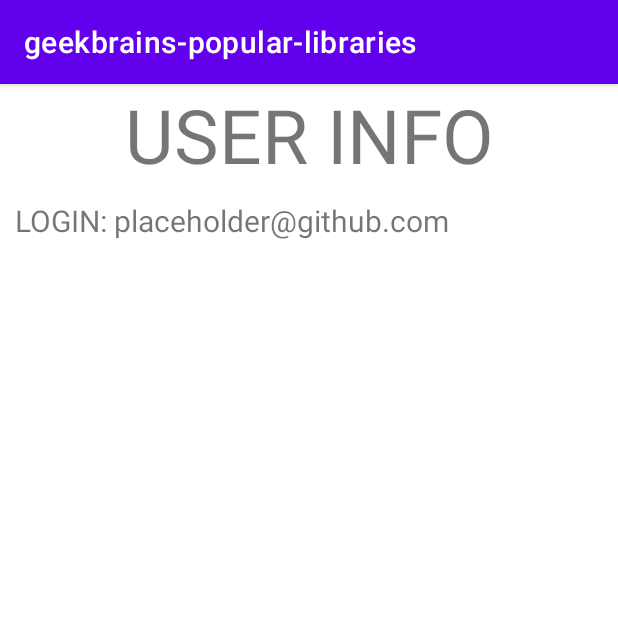
After one commit to GrishaninViacheslav/geekbrains-popular-libraries, an Android app: the fragment UserFragment placed in its activity, on a phone screen of 412 x 824 dp, the top half of it. The commit adds this screen. Run offline under Robolectric (Android 15) with nearby library versions, the phone set to English and light mode, and no system bars; libraries missing offline, so code that uses them is left out: com.github.terrakok.cicerone, moxy.ktx.moxyPresenter; 1 statement that could not run was skipped.

Commit message:
Решение задания урока 2

```diff
--- a/app/build.gradle
+++ b/app/build.gradle
@@ -47,6 +47,7 @@ dependencies {
     implementation 'androidx.constraintlayout:constraintlayout:2.0.4'
     implementation 'androidx.recyclerview:recyclerview:1.1.0'
     implementation "com.github.moxy-community:moxy:2.1.2"
+    implementation 'androidx.legacy:legacy-support-v4:1.0.0'
     kapt "com.github.moxy-community:moxy-compiler:2.1.2"
     implementation "com.github.moxy-community:moxy-ktx:2.1.2"
     implementation "com.github.moxy-community:moxy-androidx:2.1.2"
--- a/app/src/main/java/geekbrains/slava_5655380/App.kt
+++ b/app/src/main/java/geekbrains/slava_5655380/App.kt
@@ -9,7 +9,6 @@ class App : Application() {
         lateinit var instance: App
     }
 
-    //Временно до даггера положим это тут
     private val cicerone: Cicerone<Router> by lazy {
         Cicerone.create()
     }
--- a/app/src/main/java/geekbrains/slava_5655380/domain/models/githubusers/GithubUsersRepo.kt
+++ b/app/src/main/java/geekbrains/slava_5655380/domain/models/githubusers/GithubUsersRepo.kt
@@ -12,4 +12,8 @@ class GithubUsersRepo {
     fun getUsers(): List<GithubUser> {
         return repositories
     }
+
+    fun getUser(id: String): GithubUser{
+        return repositories.first { user -> user.login == id }
+    }
 }
--- a/app/src/main/java/geekbrains/slava_5655380/ui/presenters/main/MainPresenter.kt
+++ b/app/src/main/java/geekbrains/slava_5655380/ui/presenters/main/MainPresenter.kt
@@ -1,15 +1,15 @@
 package geekbrains.slava_5655380.ui.presenters.main
 
 import com.github.terrakok.cicerone.Router
-import geekbrains.slava_5655380.ui.views.activity.IScreens
+import geekbrains.slava_5655380.ui.views.Screens
 import geekbrains.slava_5655380.ui.views.activity.MainView
 import moxy.MvpPresenter
 
-class MainPresenter(val router: Router, val screens: IScreens) : MvpPresenter<MainView>() {
+class MainPresenter(val router: Router) : MvpPresenter<MainView>() {
 
     override fun onFirstViewAttach() {
         super.onFirstViewAttach()
-        router.replaceScreen(screens.users())
+        router.replaceScreen(Screens.users())
     }
 
     fun backClicked() {
--- a/app/src/main/java/geekbrains/slava_5655380/ui/presenters/users/UsersPresenter.kt
+++ b/app/src/main/java/geekbrains/slava_5655380/ui/presenters/users/UsersPresenter.kt
@@ -3,6 +3,7 @@ package geekbrains.slava_5655380.ui.presenters.users
 import com.github.terrakok.cicerone.Router
 import geekbrains.slava_5655380.domain.models.githubusers.GithubUser
 import geekbrains.slava_5655380.domain.models.githubusers.GithubUsersRepo
+import geekbrains.slava_5655380.ui.views.Screens
 import geekbrains.slava_5655380.ui.views.fragments.users.adapter.UserItemView
 import geekbrains.slava_5655380.ui.views.fragments.users.UsersView
 import moxy.MvpPresenter
@@ -27,9 +28,9 @@ class UsersPresenter(val usersRepo: GithubUsersRepo, val router: Router) :
         super.onFirstViewAttach()
         viewState.init()
         loadData()
-
         usersListPresenter.itemClickListener = { itemView ->
-            //TODO: переход на экран пользователя c помощью router.navigateTo
+            val login = usersListPresenter.users[itemView.pos].login
+            router.navigateTo(Screens.user(login))
         }
     }
 
@@ -43,5 +44,4 @@ class UsersPresenter(val usersRepo: GithubUsersRepo, val router: Router) :
         router.exit()
         return true
     }
-
 }
--- a/app/src/main/java/geekbrains/slava_5655380/ui/views/activity/IScreens.kt
+++ b/app/src/main/java/geekbrains/slava_5655380/ui/views/activity/IScreens.kt
@@ -4,4 +4,5 @@ import com.github.terrakok.cicerone.Screen
 
 interface IScreens {
     fun users(): Screen
+    fun user(id: String): Screen
 }
--- a/app/src/main/java/geekbrains/slava_5655380/ui/views/activity/MainActivity.kt
+++ b/app/src/main/java/geekbrains/slava_5655380/ui/views/activity/MainActivity.kt
@@ -13,7 +13,7 @@ class MainActivity : MvpAppCompatActivity(), MainView {
 
     val navigator = AppNavigator(this, R.id.container)
 
-    private val presenter by moxyPresenter { MainPresenter(App.instance.router, AndroidScreens()) }
+    private val presenter by moxyPresenter { MainPresenter(App.instance.router) }
     private var vb: ActivityMainBinding? = null
 
     override fun onCreate(savedInstanceState: Bundle?) {
--- /dev/null
+++ b/app/src/main/java/geekbrains/slava_5655380/ui/views/fragments/user/UserFragment.kt
@@ -0,0 +1,49 @@
+package geekbrains.slava_5655380.ui.views.fragments.user
+
+import android.os.Bundle
+import android.view.LayoutInflater
+import android.view.View
+import android.view.ViewGroup
+import geekbrains.slava_5655380.App
+import geekbrains.slava_5655380.databinding.FragmentUserBinding
+import geekbrains.slava_5655380.domain.models.githubusers.GithubUsersRepo
+import geekbrains.slava_5655380.ui.presenters.user.UserPresenter
+import geekbrains.slava_5655380.ui.views.fragments.users.BackButtonListener
+import moxy.MvpAppCompatFragment
+import moxy.ktx.moxyPresenter
+
+class UserFragment : MvpAppCompatFragment(), UserView, BackButtonListener {
+    private val userId by lazy { arguments?.getString(ARG_USER_ID) }
+    private val ARG_USER_ID = "USER_ID"
+    private lateinit var binding: FragmentUserBinding
+    private val presenter by moxyPresenter {
+        UserPresenter(
+            GithubUsersRepo(),
+            App.instance.router,
+            userId
+        )
+    }
+
+    override fun onCreateView(
+        inflater: LayoutInflater, container: ViewGroup?,
+        savedInstanceState: Bundle?
+    ): View = FragmentUserBinding.inflate(inflater, container, false).also {
+        binding = it
+    }.root
+
+    companion object {
+        @JvmStatic
+        fun newInstance(userId: String) =
+            UserFragment().apply {
+                arguments = Bundle().apply {
+                    putString(ARG_USER_ID, userId)
+                }
+            }
+    }
+
+    override fun showData(data: String) {
+        binding.textLogin.text = data
+    }
+
+    override fun backPressed() = presenter.backPressed()
+}
--- /dev/null
+++ b/app/src/main/java/geekbrains/slava_5655380/ui/views/fragments/user/UserView.kt
@@ -0,0 +1,10 @@
+package geekbrains.slava_5655380.ui.views.fragments.user
+
+import moxy.MvpView
+import moxy.viewstate.strategy.AddToEndSingleStrategy
+import moxy.viewstate.strategy.StateStrategyType
+
+@StateStrategyType(AddToEndSingleStrategy::class)
+interface UserView : MvpView {
+    fun showData(data: String)
+}
--- /dev/null
+++ b/app/src/main/res/layout/fragment_user.xml
@@ -0,0 +1,24 @@
+<?xml version="1.0" encoding="utf-8"?>
+<LinearLayout xmlns:android="http://schemas.android.com/apk/res/android"
+    xmlns:tools="http://schemas.android.com/tools"
+    android:layout_width="match_parent"
+    android:layout_height="match_parent"
+    android:orientation="vertical"
+    tools:context=".ui.views.fragments.user.UserFragment">
+
+    <TextView
+        android:layout_width="match_parent"
+        android:layout_height="wrap_content"
+        android:gravity="center_horizontal"
+        android:text="USER INFO"
+        android:textSize="50sp" />
+
+    <TextView
+        android:id="@+id/text_login"
+        android:layout_width="match_parent"
+        android:layout_height="wrap_content"
+        android:layout_margin="10dp"
+        android:text="LOGIN: placeholder@github.com"
+        android:textSize="20sp" />
+
+</LinearLayout>
```
Also changed, not shown: app/src/main/java/geekbrains/slava_5655380/ui/presenters/user/UserPresenter.kt (added, +32 -0 lines), app/src/main/java/geekbrains/slava_5655380/ui/views/Screens.kt (added, +11 -0 lines), app/src/main/java/geekbrains/slava_5655380/ui/views/activity/AndroidScreens.kt (deleted, +0 -8 lines).
